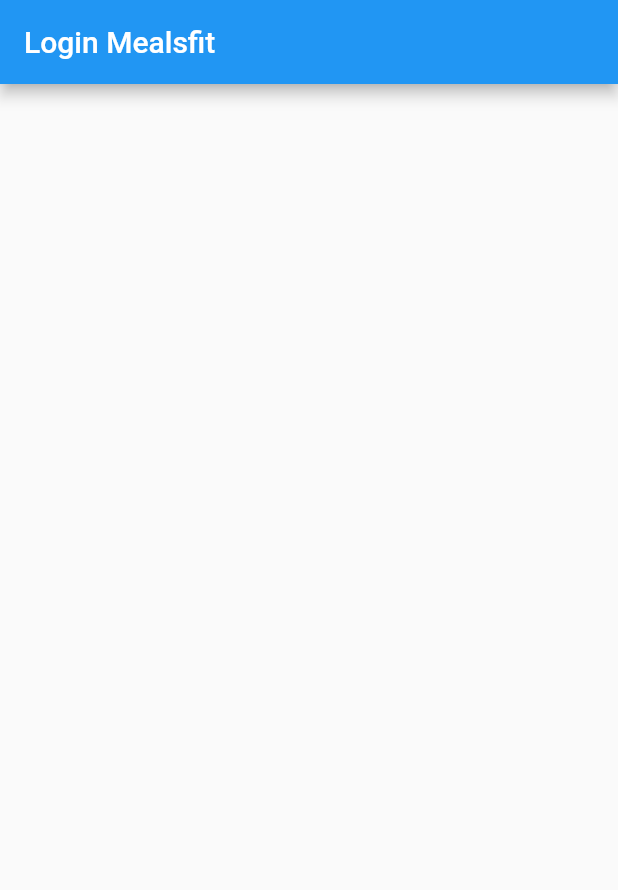
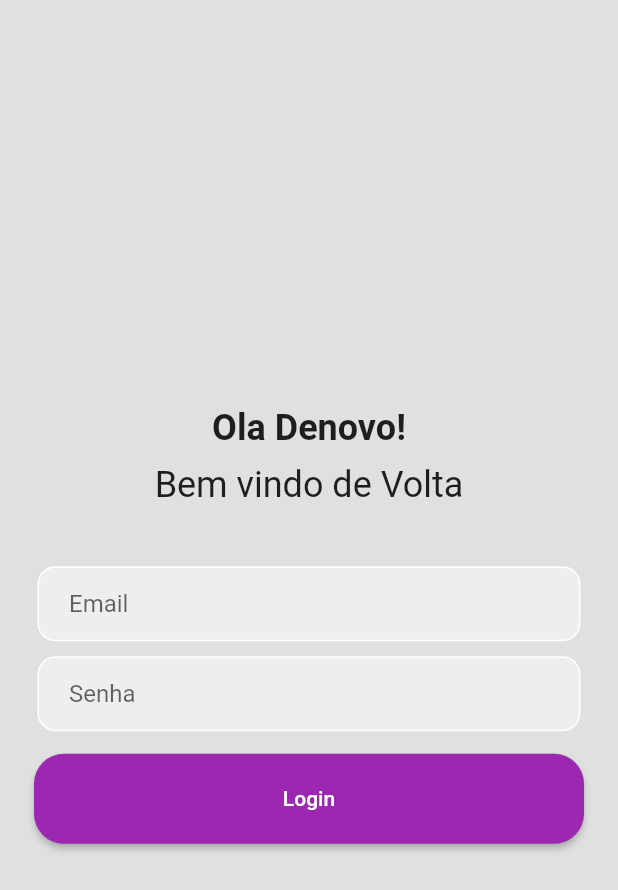
Before and after one commit to phmels/mealsfit, a Flutter app: the screen it shows after launch, on a phone screen of 412 x 824 dp. Shown: the top 890 px of the screen. Run offline on Flutter 3.47's test engine with Material 2 defaults, Android fonts, the phone set to English and light mode, and no system bars; missing offline and left inert: dart:ffi.

Commit message:
loginpage

```diff
--- a/lib/main.dart
+++ b/lib/main.dart
@@ -1,5 +1,6 @@
 import 'package:flutter/material.dart';
 import 'package:mealfit/src/views/login.dart';
+import 'package:mealfit/src/views/login_sceen.dart';
 
 void main() {
   runApp(const MyApp());
@@ -12,11 +13,12 @@
   @override
   Widget build(BuildContext context) {
     return MaterialApp(
+      debugShowCheckedModeBanner: false,
       title: 'Flutter Demo',
       theme: ThemeData(
         primarySwatch: Colors.blue,
       ),
-      home: const LoginHome(),
+      home: const LoginScreen(),
     );
   }
 }
--- /dev/null
+++ b/lib/src/views/login_sceen.dart
@@ -0,0 +1,102 @@
+import 'dart:ffi';
+
+import 'package:flutter/material.dart';
+
+class LoginScreen extends StatefulWidget {
+  const LoginScreen({Key? key}) : super(key: key);
+
+  @override
+  State<LoginScreen> createState() => _LoginScreenState();
+}
+
+class _LoginScreenState extends State<LoginScreen> {
+  @override
+  Widget build(BuildContext context) {
+    final deviceSize = MediaQuery.of(context).size;
+    return Scaffold(
+      backgroundColor: Colors.grey[300],
+      body: SafeArea(
+        child: Center(
+          child: Column(
+            mainAxisAlignment: MainAxisAlignment.center,
+            children: [
+              const SizedBox(height: 10),
+              const Text(
+                'Ola Denovo!',
+                style: TextStyle(fontWeight: FontWeight.bold, fontSize: 24),
+              ),
+              const SizedBox(height: 10),
+              const Text(
+                'Bem vindo de Volta',
+                style: TextStyle(fontSize: 24),
+              ),
+              const SizedBox(
+                height: 40,
+              ),
+              Padding(
+                padding: const EdgeInsets.symmetric(horizontal: 25.0),
+                child: Container(
+                  decoration: BoxDecoration(
+                      borderRadius: BorderRadius.circular(12),
+                      color: Colors.grey[200],
+                      border: Border.all(
+                        color: Colors.white,
+                      )),
+                  child: const Padding(
+                    padding: EdgeInsets.only(left: 20.0),
+                    child: TextField(
+                      keyboardType: TextInputType.emailAddress,
+                      decoration: InputDecoration(
+                          border: InputBorder.none, hintText: 'Email '),
+                    ),
+                  ),
+                ),
+              ),
+              const SizedBox(
+                height: 10,
+              ),
+              Padding(
+                padding: const EdgeInsets.symmetric(horizontal: 25.0),
+                child: Container(
+                  decoration: BoxDecoration(
+                      borderRadius: BorderRadius.circular(12),
+                      color: Colors.grey[200],
+                      border: Border.all(
+                        color: Colors.white,
+                      )),
+                  child: const Padding(
+                    padding: EdgeInsets.only(left: 20.0),
+                    child: TextField(
+                      obscureText: true,
+                      decoration: InputDecoration(
+                          border: InputBorder.none, hintText: 'Senha '),
+                    ),
+                  ),
+                ),
+              ),
+              const SizedBox(
+                height: 15,
+              ),
+              Container(
+                height: 60,
+                width: deviceSize.width * 0.89,
+                child: ElevatedButton(
+                  style: ElevatedButton.styleFrom(
+                      primary: Colors.purple,
+                      onPrimary: Colors.white,
+                      shape: RoundedRectangleBorder(
+                          borderRadius: BorderRadius.circular(20))),
+                  onPressed: () {},
+                  child: const Text(
+                    'Login',
+                    style: TextStyle(color: Colors.white),
+                  ),
+                ),
+              ),
+            ],
+          ),
+        ),
+      ),
+    );
+  }
+}
```
